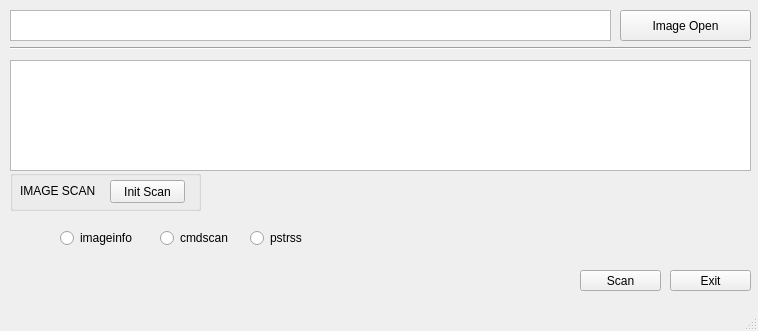
Above: gui.ui from kim-do-hyeon/volatility-gui before the change. Below: the same form after it.
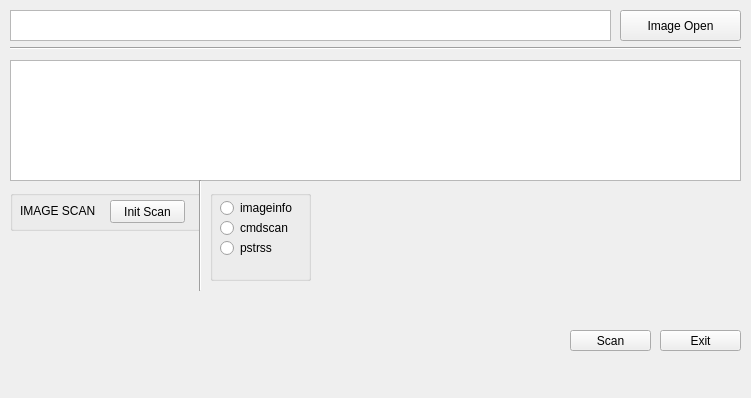
That is the form after the change.

Commit message: Get memory profile

Patch:
```diff
--- a/gui.ui
+++ b/gui.ui
@@ -6,8 +6,8 @@
    <rect>
     <x>0</x>
     <y>0</y>
-    <width>758</width>
-    <height>331</height>
+    <width>751</width>
+    <height>398</height>
    </rect>
   </property>
   <property name="windowTitle">
@@ -17,8 +17,8 @@
    <widget class="QPushButton" name="scan">
     <property name="geometry">
      <rect>
-      <x>580</x>
-      <y>270</y>
+      <x>570</x>
+      <y>330</y>
       <width>81</width>
       <height>21</height>
      </rect>
@@ -30,8 +30,8 @@
    <widget class="QPushButton" name="exit">
     <property name="geometry">
      <rect>
-      <x>670</x>
-      <y>270</y>
+      <x>660</x>
+      <y>330</y>
       <width>81</width>
       <height>21</height>
      </rect>
@@ -43,8 +43,8 @@
    <widget class="QLabel" name="Command">
     <property name="geometry">
      <rect>
-      <x>360</x>
-      <y>270</y>
+      <x>350</x>
+      <y>330</y>
       <width>211</width>
       <height>20</height>
      </rect>
@@ -60,7 +60,7 @@
     <property name="geometry">
      <rect>
       <x>10</x>
-      <y>170</y>
+      <y>190</y>
       <width>191</width>
       <height>41</height>
      </rect>
@@ -100,7 +100,7 @@
      <rect>
       <x>620</x>
       <y>10</y>
-      <width>131</width>
+      <width>121</width>
       <height>31</height>
      </rect>
     </property>
@@ -123,7 +123,7 @@
      <rect>
       <x>10</x>
       <y>40</y>
-      <width>741</width>
+      <width>731</width>
       <height>16</height>
      </rect>
     </property>
@@ -136,8 +136,8 @@
      <rect>
       <x>10</x>
       <y>60</y>
-      <width>741</width>
-      <height>111</height>
+      <width>731</width>
+      <height>121</height>
      </rect>
     </property>
    </widget>
@@ -145,49 +145,88 @@
     <property name="geometry">
      <rect>
       <x>10</x>
-      <y>320</y>
+      <y>400</y>
       <width>741</width>
       <height>61</height>
      </rect>
     </property>
    </widget>
-   <widget class="QRadioButton" name="cmdscan_btn">
+   <widget class="QGroupBox" name="groupBox_2">
     <property name="geometry">
      <rect>
-      <x>160</x>
-      <y>230</y>
-      <width>90</width>
-      <height>16</height>
+      <x>210</x>
+      <y>190</y>
+      <width>101</width>
+      <height>91</height>
      </rect>
     </property>
-    <property name="text">
-     <string>cmdscan</string>
+    <property name="title">
+     <string/>
     </property>
+    <widget class="QRadioButton" name="imageinfo_btn">
+     <property name="geometry">
+      <rect>
+       <x>10</x>
+       <y>10</y>
+       <width>90</width>
+       <height>16</height>
+      </rect>
+     </property>
+     <property name="text">
+      <string>imageinfo</string>
+     </property>
+    </widget>
+    <widget class="QRadioButton" name="cmdscan_btn">
+     <property name="geometry">
+      <rect>
+       <x>10</x>
+       <y>30</y>
+       <width>90</width>
+       <height>16</height>
+      </rect>
+     </property>
+     <property name="text">
+      <string>cmdscan</string>
+     </property>
+    </widget>
+    <widget class="QRadioButton" name="pstree_btn">
+     <property name="geometry">
+      <rect>
+       <x>10</x>
+       <y>50</y>
+       <width>90</width>
+       <height>16</height>
+      </rect>
+     </property>
+     <property name="text">
+      <string>pstrss</string>
+     </property>
+    </widget>
    </widget>
-   <widget class="QRadioButton" name="pstree_btn">
+   <widget class="Line" name="line_3">
     <property name="geometry">
      <rect>
-      <x>250</x>
-      <y>230</y>
-      <width>90</width>
-      <height>16</height>
+      <x>190</x>
+      <y>180</y>
+      <width>20</width>
+      <height>111</height>
      </rect>
     </property>
-    <property name="text">
-     <string>pstrss</string>
+    <property name="orientation">
+     <enum>Qt::Vertical</enum>
     </property>
    </widget>
-   <widget class="QRadioButton" name="imageinfo_btn">
+   <widget class="QLabel" name="os">
     <property name="geometry">
      <rect>
-      <x>60</x>
-      <y>230</y>
-      <width>90</width>
-      <height>16</height>
+      <x>20</x>
+      <y>240</y>
+      <width>191</width>
+      <height>31</height>
      </rect>
     </property>
     <property name="text">
-     <string>imageinfo</string>
+     <string/>
     </property>
    </widget>
   </widget>
@@ -196,12 +235,11 @@
     <rect>
      <x>0</x>
      <y>0</y>
-     <width>758</width>
+     <width>751</width>
      <height>21</height>
     </rect>
    </property>
   </widget>
-  <widget class="QStatusBar" name="statusbar"/>
  </widget>
  <resources/>
  <connections/>
```
The commit also changes 2 other files.
